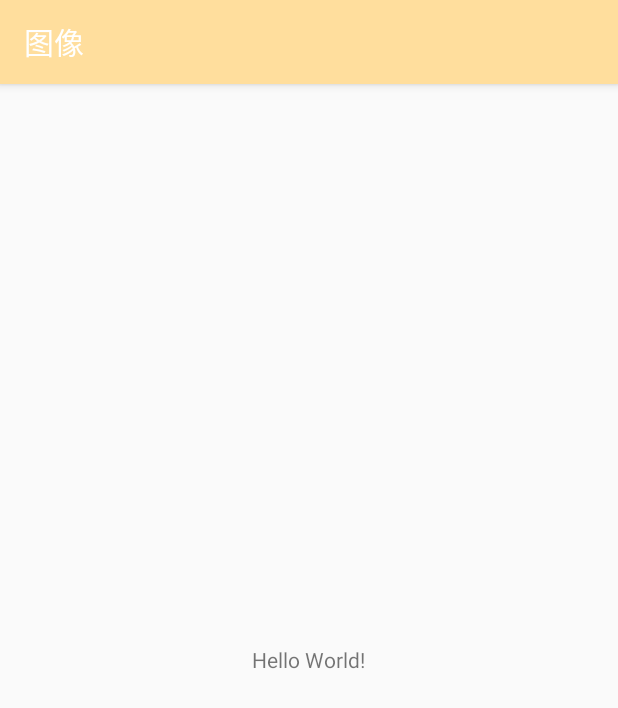
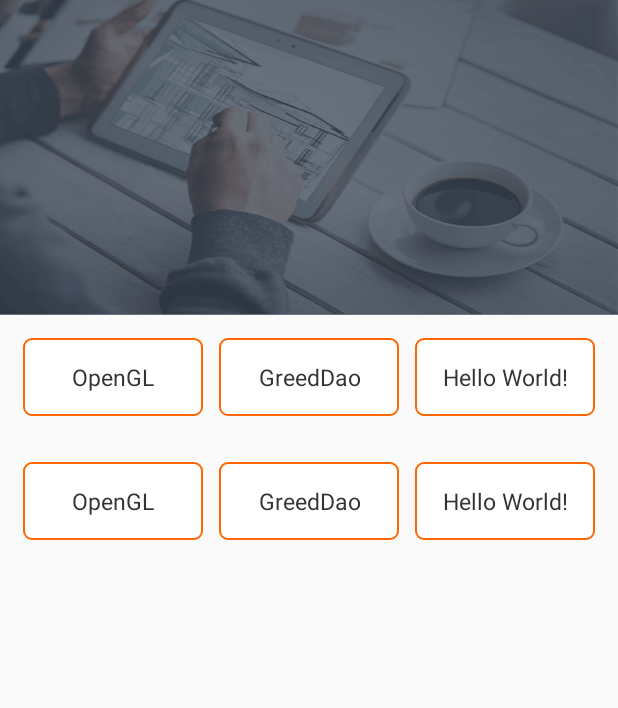
Before and after one commit to DerMingYou/BaseOpenGL, an Android app: the screen it shows after launch (MainActivity), on a phone screen of 412 x 824 dp. Shown: the top 708 px of the screen. Run offline under Robolectric (Android 15) with nearby library versions, the phone set to English and light mode, and no system bars.

Commit message:
首页入口优化

```diff
--- a/app/src/main/java/com/ydm/opengl/MainActivity.java
+++ b/app/src/main/java/com/ydm/opengl/MainActivity.java
@@ -11,10 +11,31 @@ public class MainActivity extends AppCompatActivity {
         super.onCreate(savedInstanceState);
         setContentView(R.layout.activity_main);
 
-        TextView tvEnterOpenGL = findViewById(R.id.tvEnterOpenGL);
+        TextView tvOnePart = findViewById(R.id.tvOnePart);
+        TextView tvTwoPart = findViewById(R.id.tvTwoPart);
+        TextView tvThreePart = findViewById(R.id.tvThreePart);
+        TextView tvFourPart = findViewById(R.id.tvFourPart);
+        TextView tvFivePart = findViewById(R.id.tvFivePart);
+        TextView tvSixPart = findViewById(R.id.tvSixPart);
 
-        tvEnterOpenGL.setOnClickListener(v -> {
+        tvOnePart.setOnClickListener(v -> {
             ShowShapeActivity.launch(this);
+        });
+
+        tvTwoPart.setOnClickListener(v -> {
+
+        });
+        tvThreePart.setOnClickListener(v -> {
+
+        });
+        tvFourPart.setOnClickListener(v -> {
+
+        });
+        tvFivePart.setOnClickListener(v -> {
+
+        });
+        tvSixPart.setOnClickListener(v -> {
+
         });
     }
 }
--- /dev/null
+++ b/app/src/main/res/drawable/recycler_view_divider.xml
@@ -0,0 +1,6 @@
+<?xml version="1.0" encoding="utf-8"?>
+<shape xmlns:android="http://schemas.android.com/apk/res/android"
+       android:shape="rectangle">
+    <solid android:color="@color/weak_color_dark"/>
+    <size android:height="@dimen/px_1"/>
+</shape>
--- /dev/null
+++ b/app/src/main/res/drawable/shape_btn_border_orange_normal.xml
@@ -0,0 +1,11 @@
+<?xml version="1.0" encoding="utf-8"?>
+<shape xmlns:android="http://schemas.android.com/apk/res/android"
+       android:shape="rectangle">
+    <stroke
+        android:width="1dp"
+        android:color="@color/orange"/>
+
+    <solid android:color="@color/white"/>
+
+    <corners android:radius="@dimen/dp_5"/>
+</shape>
--- a/app/src/main/res/layout/activity_main.xml
+++ b/app/src/main/res/layout/activity_main.xml
@@ -6,12 +6,57 @@
     android:layout_height="match_parent"
     tools:context=".MainActivity">
 
-    <TextView
-        android:id="@+id/tvEnterOpenGL"
-        android:layout_width="wrap_content"
+    <ImageView
+        android:id="@+id/ivTopLogo"
+        android:layout_width="match_parent"
         android:layout_height="wrap_content"
-        android:padding="15dp"
-        android:text="Hello World!"
-        android:layout_centerInParent="true"/>
+        android:scaleType="fitXY"
+        android:src="@mipmap/img_grzx"/>
+
+    <LinearLayout
+        android:id="@+id/theFirstRow"
+        android:layout_width="match_parent"
+        android:layout_height="wrap_content"
+        android:layout_below="@+id/ivTopLogo"
+        android:layout_margin="@dimen/dp_10"
+        android:orientation="horizontal">
+        <TextView
+            android:id="@+id/tvOnePart"
+            style="@style/main_text_view"
+            android:text="OpenGL"/>
+
+        <TextView
+            android:id="@+id/tvTwoPart"
+            style="@style/main_text_view"
+            android:text="GreedDao"/>
+
+        <TextView
+            android:id="@+id/tvThreePart"
+            style="@style/main_text_view"
+            android:text="Hello World!"/>
+    </LinearLayout>
+
+    <LinearLayout
+        android:id="@+id/theSecondRow"
+        android:layout_width="match_parent"
+        android:layout_height="wrap_content"
+        android:layout_below="@+id/theFirstRow"
+        android:layout_margin="@dimen/dp_10"
+        android:orientation="horizontal">
+        <TextView
+            android:id="@+id/tvFourPart"
+            style="@style/main_text_view"
+            android:text="OpenGL"/>
+
+        <TextView
+            android:id="@+id/tvFivePart"
+            style="@style/main_text_view"
+            android:text="GreedDao"/>
+
+        <TextView
+            android:id="@+id/tvSixPart"
+            style="@style/main_text_view"
+            android:text="Hello World!"/>
+    </LinearLayout>
 
 </RelativeLayout>
--- a/app/src/main/res/values/colors.xml
+++ b/app/src/main/res/values/colors.xml
@@ -15,4 +15,7 @@
     <color name="normal_black_6">#dddddd</color>
     <color name="normal_black_b">#bbbbbb</color>
     <color name="normal_black_eee">#eeeeee</color>
+
+    <color name="weak_color_light">#F8F8F8</color>
+    <color name="weak_color_dark">#CDCED3</color>
 </resources>
--- a/app/src/main/res/values/styles.xml
+++ b/app/src/main/res/values/styles.xml
@@ -1,11 +1,31 @@
 <resources>
 
     <!-- Base application theme. -->
-    <style name="AppTheme" parent="Theme.AppCompat.Light.DarkActionBar">
-        <!-- Customize your theme here. -->
+    <style name="AppTheme" parent="BaseAppTheme"/>
+
+    <style name="BaseAppTheme" parent="BaseAppTheme.NoActionBar"/>
+
+    <style name="BaseAppTheme.NoActionBar" parent="Theme.AppCompat.Light.NoActionBar">
+        <item name="windowActionBar">false</item>
+        <item name="windowNoTitle">true</item>
         <item name="colorPrimary">@color/colorPrimary</item>
-        <item name="colorPrimaryDark">@color/colorPrimaryDark</item>
+        <item name="colorPrimaryDark">@android:color/transparent</item>
         <item name="colorAccent">@color/colorAccent</item>
+        <item name="android:listDivider">@drawable/recycler_view_divider</item>
     </style>
 
+    <style name="main_text_view">
+        <item name="android:layout_width">match_parent</item>
+        <item name="android:layout_height">wrap_content</item>
+        <item name="android:layout_weight">1</item>
+        <item name="android:textSize">@dimen/sp_15</item>
+        <item name="android:textColor">@color/normal_black_1</item>
+        <item name="android:textColorHint">@color/normal_black_3</item>
+        <item name="android:background">@drawable/shape_btn_border_orange_normal</item>
+        <item name="android:padding">@dimen/dp_15</item>
+        <item name="android:layout_margin">@dimen/dp_5</item>
+        <item name="android:gravity">center</item>
+        <item name="android:lines">1</item>
+        <item name="android:ellipsize">end</item>
+    </style>
 </resources>
```
Also changed, not shown: app/src/main/res/mipmap-xhdpi/img_grzx.png (added).
